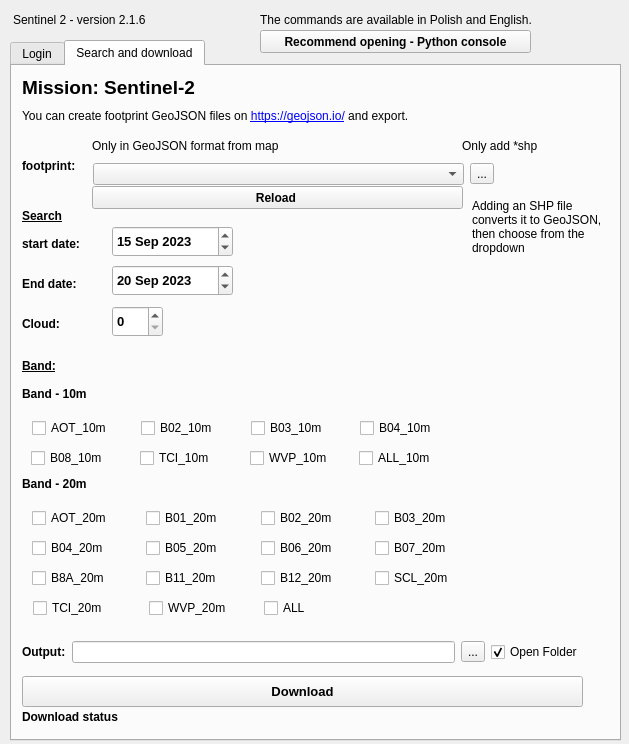
This is sentinel_open_dialog_base.ui in GlovesMaker3/Sentinel2-SoloBand-QGIS-Plugins as Qt 5 draws it before an edit. The edited form follows.
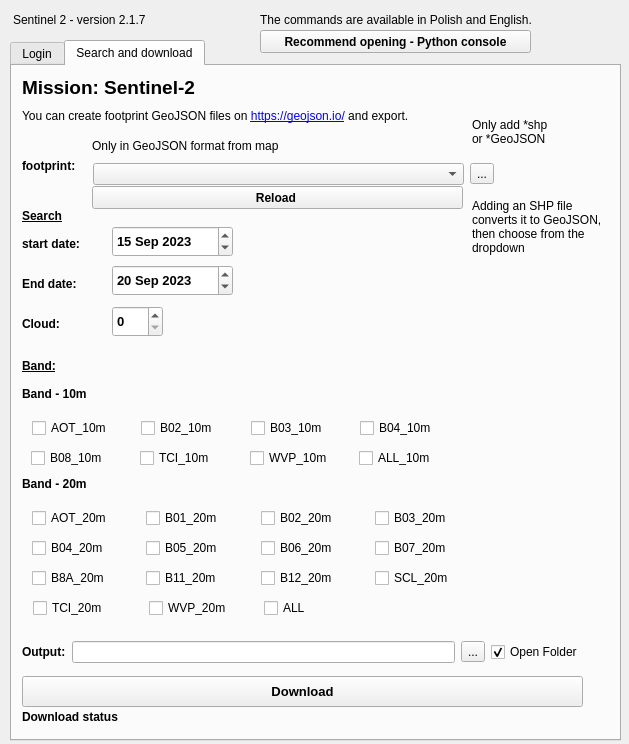
This is the edited form. The open tabs and pages were chosen to show the change.

```diff
--- a/sentinel_open_dialog_base.ui
+++ b/sentinel_open_dialog_base.ui
@@ -633,14 +633,17 @@
     <widget class="QLabel" name="label_20">
      <property name="geometry">
       <rect>
-       <x>450</x>
-       <y>69</y>
-       <width>131</width>
-       <height>21</height>
+       <x>460</x>
+       <y>40</y>
+       <width>81</width>
+       <height>51</height>
       </rect>
      </property>
      <property name="text">
-      <string>Only add *shp</string>
+      <string>Only add *shp or *GeoJSON</string>
+     </property>
+     <property name="wordWrap">
+      <bool>true</bool>
      </property>
     </widget>
     <widget class="QLabel" name="label_21">
@@ -1024,7 +1027,7 @@
     </rect>
    </property>
    <property name="text">
-    <string>Sentinel 2 - version 2.1.6</string>
+    <string>Sentinel 2 - version 2.1.7</string>
    </property>
   </widget>
   <widget class="QPushButton" name="python">
```
Left out of the diff: 2 changed lines with no effect on the pictures.
